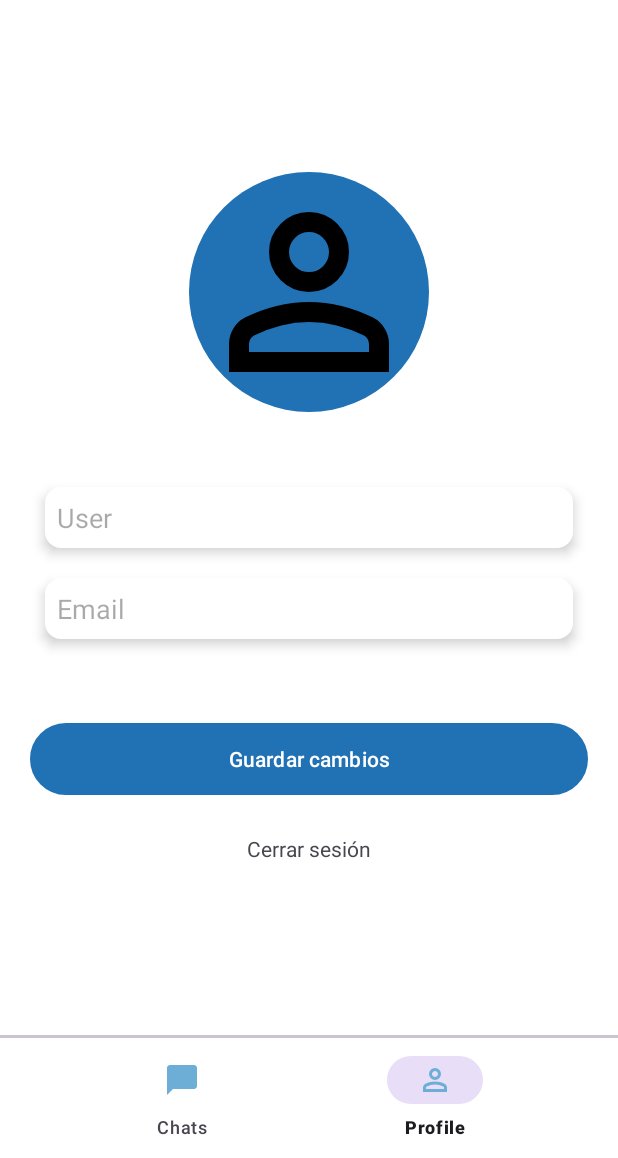
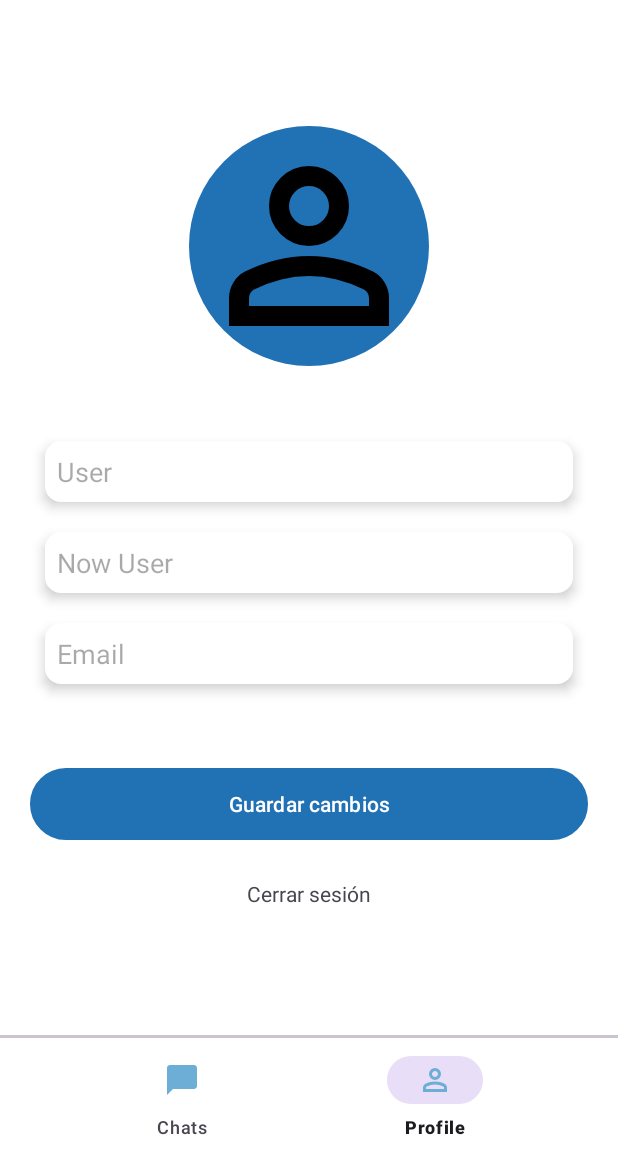
Before and after one commit to madgIitch/CMFINAL, an Android app: the screen it shows after launch once a user with an empty profile is signed in (MainActivity), item 2 of the bottom bar chosen, on a phone screen of 412 x 824 dp, the part 78-1236 px from its top. Run offline under Robolectric (Android 15) with nearby library versions, the phone set to English and light mode, and no system bars; our stand-ins replace Firebase (no records; nobody signed in at launch, a user with empty details on screens opened directly); libraries missing offline, so code that uses them is left out: com.github.dhaval2404.imagepicker.

Commit message:
cambios e introduccion a nowUser

```diff
--- a/app/src/main/java/com/example/myapplication/ProfileFragment.java
+++ b/app/src/main/java/com/example/myapplication/ProfileFragment.java
@@ -19,7 +19,6 @@ import android.widget.EditText;
 import android.widget.ImageView;
 import android.widget.ProgressBar;
 import android.widget.TextView;
-import android.widget.Toast;
 
 import com.example.myapplication.model.UserModel;
 import com.example.myapplication.utils.AndroidUtil;
@@ -31,12 +30,13 @@ import com.google.firebase.messaging.FirebaseMessaging;
 import com.google.firebase.storage.UploadTask;
 
 import kotlin.Unit;
+import kotlin.jvm.functions.Function1;
 import android.app.Activity;
 
 public class ProfileFragment extends Fragment {
 
     private ImageView profilePic;
-    private EditText usernameInput, emailInput;
+    private EditText usernameInput, emailInput, nowUserInput;  // Add nowUserInput
     private Button updateProfileBtn;
     private ProgressBar progressBar;
     private TextView logoutBtn;
@@ -55,9 +55,9 @@ public class ProfileFragment extends Fragment {
 
         imagePickLauncher = registerForActivityResult(new ActivityResultContracts.StartActivityForResult(),
                 result -> {
-                    if (result.getResultCode() == Activity.RESULT_OK) {
+                    if(result.getResultCode() == Activity.RESULT_OK){
                         Intent data = result.getData();
-                        if (data != null && data.getData() != null) {
+                        if(data != null && data.getData() != null){
                             selectImageUri = data.getData();
                             AndroidUtil.setProfilePic(getContext(), selectImageUri, profilePic);
                         }
@@ -72,6 +72,7 @@ public class ProfileFragment extends Fragment {
         profilePic = view.findViewById(R.id.profile_image_view);
         usernameInput = view.findViewById(R.id.profile_username);
         emailInput = view.findViewById(R.id.profile_email);
+        nowUserInput = view.findViewById(R.id.profile_now_user);  // Initialize nowUserInput
         updateProfileBtn = view.findViewById(R.id.profile_update_btn);
         progressBar = view.findViewById(R.id.profile_progressbar);
         logoutBtn = view.findViewById(R.id.logout_btn);
@@ -100,24 +101,32 @@ public class ProfileFragment extends Fragment {
     }
 
     private void updateBtnClick() {
-        if (currentUserModel == null) {
-            Toast.makeText(getContext(), "Error al cargar los datos del usuario. Inténtalo de nuevo.", Toast.LENGTH_SHORT).show();
-            return;
-        }
+        String newUsername = usernameInput.getText().toString().trim();
+        String newNowUser = nowUserInput.getText().toString().trim();  // Get nowUser value
 
-        String newUsername = usernameInput.getText().toString().trim();
         if (newUsername.isEmpty() || newUsername.length() < 3) {
             usernameInput.setError("El nombre de usuario debe tener más de 3 caracteres");
             return;
         }
+
+        // Check if the username is already in use
+        FirebaseUtil.allUserCollectionReference().whereEqualTo("username", newUsername).get().addOnCompleteListener(task -> {
+            if (task.isSuccessful() && !task.getResult().isEmpty()) {
+                usernameInput.setError("El nombre de usuario ya está en uso");
+            } else {
                 currentUserModel.setUsername(newUsername);
+                currentUserModel.setNowUser(newNowUser);  // Set nowUser value
                 setInProgress(true);
 
                 if (selectImageUri != null) {
-            FirebaseUtil.getCurrentProfilePicStorageRef().putFile(selectImageUri).addOnCompleteListener(task -> updateToFirestore());
+                    FirebaseUtil.getCurrentProfilePicStorageRef().putFile(selectImageUri).addOnCompleteListener(task1 -> {
+                        updateToFirestore();
+                    });
                 } else {
                     updateToFirestore();
                 }
+            }
+        });
     }
 
     private void logoutUser() {
@@ -132,11 +141,6 @@ public class ProfileFragment extends Fragment {
     }
 
     private void updateToFirestore() {
-        if (currentUserModel == null) {
-            Toast.makeText(getContext(), "Error al cargar los datos del usuario. Inténtalo de nuevo.", Toast.LENGTH_SHORT).show();
-            return;
-        }
-
         FirebaseUtil.currentUserDetails().set(currentUserModel).addOnCompleteListener(task -> {
             setInProgress(false);
             if (task.isSuccessful()) {
@@ -154,9 +158,6 @@ public class ProfileFragment extends Fragment {
             if (task.isSuccessful()) {
                 Uri uri = task.getResult();
                 AndroidUtil.setProfilePic(getContext(), uri, profilePic);
-            } else {
-                // Handle the error when the file does not exist
-                AndroidUtil.showToast(getContext(), "No se encontró la imagen de perfil.");
             }
         });
 
@@ -167,11 +168,8 @@ public class ProfileFragment extends Fragment {
                 if (currentUserModel != null) {
                     usernameInput.setText(currentUserModel.getUsername());
                     emailInput.setText(currentUserModel.getEmail());
-                } else {
-                    Toast.makeText(getContext(), "Error al cargar los datos del usuario. Inténtalo de nuevo.", Toast.LENGTH_SHORT).show();
+                    nowUserInput.setText(currentUserModel.getNowUser());  // Set nowUser value
                 }
-            } else {
-                Toast.makeText(getContext(), "Error al cargar los datos del usuario. Inténtalo de nuevo.", Toast.LENGTH_SHORT).show();
             }
         });
     }
--- a/app/src/main/java/com/example/myapplication/adapter/SearchUserRecyclerAdapter.java
+++ b/app/src/main/java/com/example/myapplication/adapter/SearchUserRecyclerAdapter.java
@@ -32,7 +32,7 @@ public class SearchUserRecyclerAdapter extends FirestoreRecyclerAdapter<UserMode
     @Override
     protected void onBindViewHolder(@NonNull UserModelViewHolder holder, int position, @NonNull UserModel userModel) {
         holder.usernameTextView.setText(userModel.getUsername());
-        holder.userEmailTextView.setText(userModel.getEmail());
+        holder.nowUserTextView.setText(userModel.getNowUser());
         if (userModel.getUserId().equals(FirebaseUtil.currentUserId())) {
             holder.usernameTextView.setText(userModel.getUsername() + " (Tú)");
         }
@@ -62,14 +62,14 @@ public class SearchUserRecyclerAdapter extends FirestoreRecyclerAdapter<UserMode
     class UserModelViewHolder extends RecyclerView.ViewHolder {
 
         TextView usernameTextView;
-        TextView userEmailTextView;
+        TextView nowUserTextView;
         ImageView profilePic;
 
         public UserModelViewHolder(@NonNull View itemView) {
             super(itemView);
             profilePic = itemView.findViewById(R.id.profile_pic_imageView); // Asegúrate que este ID está presente en profile_pic_view.xml
             usernameTextView = itemView.findViewById(R.id.user_name_text);
-            userEmailTextView = itemView.findViewById(R.id.user_email); // El nuevo ID para el email
+            nowUserTextView = itemView.findViewById(R.id.user_now_user); // El nuevo ID para nowUser
         }
     }
 }
--- a/app/src/main/res/layout/fragment_profile.xml
+++ b/app/src/main/res/layout/fragment_profile.xml
@@ -28,9 +28,19 @@
         android:inputType="text"
         android:id="@+id/profile_username"
         android:maxLength="20"
-        android:padding="8dp">
+        android:padding="8dp"/>
 
-    </EditText>
+    <EditText
+        android:layout_width="match_parent"
+        android:layout_height="wrap_content"
+        android:layout_margin="10dp"
+        android:background="@drawable/edit_text_rounded_corner"
+        android:elevation="5dp"
+        android:hint="Now User"
+        android:inputType="text"
+        android:id="@+id/profile_now_user"
+        android:maxLength="20"
+        android:padding="8dp"/>
 
     <EditText
         android:layout_width="match_parent"
@@ -41,11 +51,9 @@
         android:hint="Email"
         android:inputType="text"
         android:id="@+id/profile_email"
-        android:maxLength="6"
+        android:maxLength="100"
         android:enabled="false"
-        android:padding="8dp">
-
-    </EditText>
+        android:padding="8dp"/>
 
     <LinearLayout
         android:layout_width="match_parent"
@@ -66,7 +74,8 @@
             android:layout_height="wrap_content"
             android:layout_gravity="center"
             android:indeterminateTint="@color/my_primary"
-            android:id="@+id/profile_progressbar"/>
+            android:id="@+id/profile_progressbar"
+            android:visibility="gone"/>
 
     </LinearLayout>
 
```
Also changed, not shown: app/src/main/java/com/example/myapplication/model/UserModel.java (+15 -1 lines), app/src/main/res/layout/search_user_recycler_row.xml (+6 -4 lines). Lines whose indentation alone changed are shown as unchanged.
